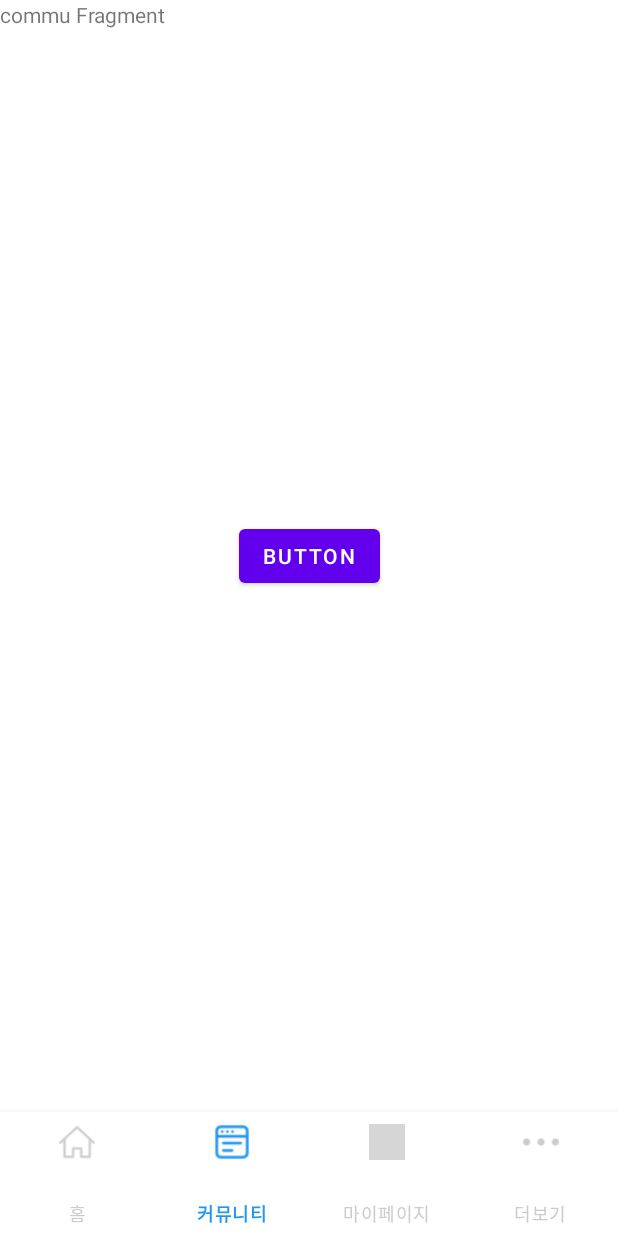
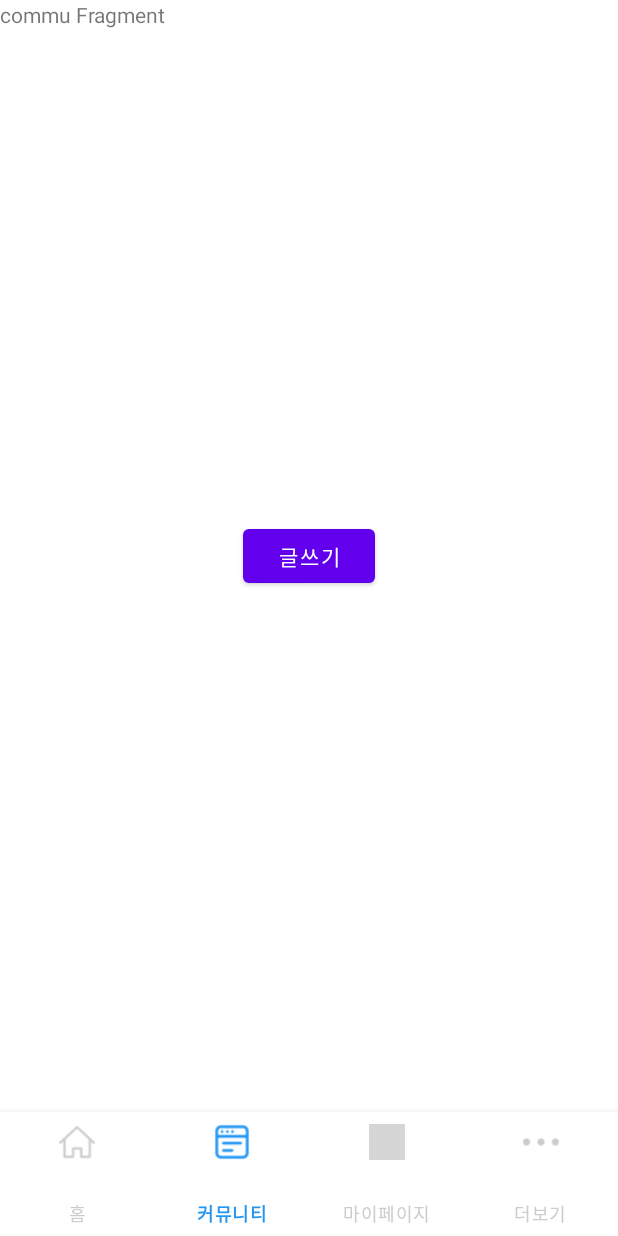
Before and after one commit to 2022-SMHRD-UmGrade/Front, an Android app: the screen it shows after launch (MainActivity), item 2 of the bottom bar chosen, on a phone screen of 412 x 824 dp. Run offline under Robolectric (Android 15) with nearby library versions, the phone set to English and light mode, and no system bars; libraries missing offline, so code that uses them is left out: me.relex.circleindicator; pictures from the network do not load; grey boxes are pictures that could not be loaded.

Commit message:
글쓰기 버튼 수정 -예은-

```diff
--- a/front-end/umgrade/app/src/main/java/com/example/umgrade/CommuFragment.java
+++ b/front-end/umgrade/app/src/main/java/com/example/umgrade/CommuFragment.java
@@ -10,19 +10,17 @@ import android.view.View;
 import android.view.ViewGroup;
 import android.widget.Button;
 
-import com.google.firestore.v1.Write;
-
 
 public class CommuFragment extends Fragment {
-    Button button;
+    Button btnCmWrite;
 
     @Override
     public View onCreateView(LayoutInflater inflater, ViewGroup container,
                              Bundle savedInstanceState) {
         View view = inflater.inflate(R.layout.fragment_commu, container, false);
 
-        button = view.findViewById(R.id.button);
-        button.setOnClickListener(new View.OnClickListener() {
+        btnCmWrite = view.findViewById(R.id.btnCmWrite);
+        btnCmWrite.setOnClickListener(new View.OnClickListener() {
             @Override
             public void onClick(View view) {
                 Intent intent = new Intent(getActivity(), WriteActivity.class);
--- a/front-end/umgrade/app/src/main/res/layout/fragment_commu.xml
+++ b/front-end/umgrade/app/src/main/res/layout/fragment_commu.xml
@@ -18,10 +18,10 @@
         app:layout_constraintTop_toTopOf="parent" />
 
     <Button
-        android:id="@+id/button"
+        android:id="@+id/btnCmWrite"
         android:layout_width="wrap_content"
         android:layout_height="wrap_content"
-        android:text="Button"
+        android:text="@string/btnCmWrite"
         app:layout_constraintBottom_toBottomOf="parent"
         app:layout_constraintEnd_toEndOf="parent"
         app:layout_constraintStart_toStartOf="parent"
--- a/front-end/umgrade/app/src/main/res/values/strings.xml
+++ b/front-end/umgrade/app/src/main/res/values/strings.xml
@@ -64,6 +64,9 @@
     <!-- slider_card.xml -->
     <string name="btnNoticeEvent">공지사항 &amp; 이벤트 확인하기</string>
 
+    <!-- fragment_commu.xml -->
+    <string name="btnCmWrite">글쓰기</string>
+
     <!-- activity_write.xml -->
     <string name="btnWriteCancel">취소</string>
     <string name="tvWrite">글쓰기</string>
```
Also changed, not shown: front-end/umgrade/app/src/main/java/com/example/umgrade/MainActivity.java (+5 -4 lines).
